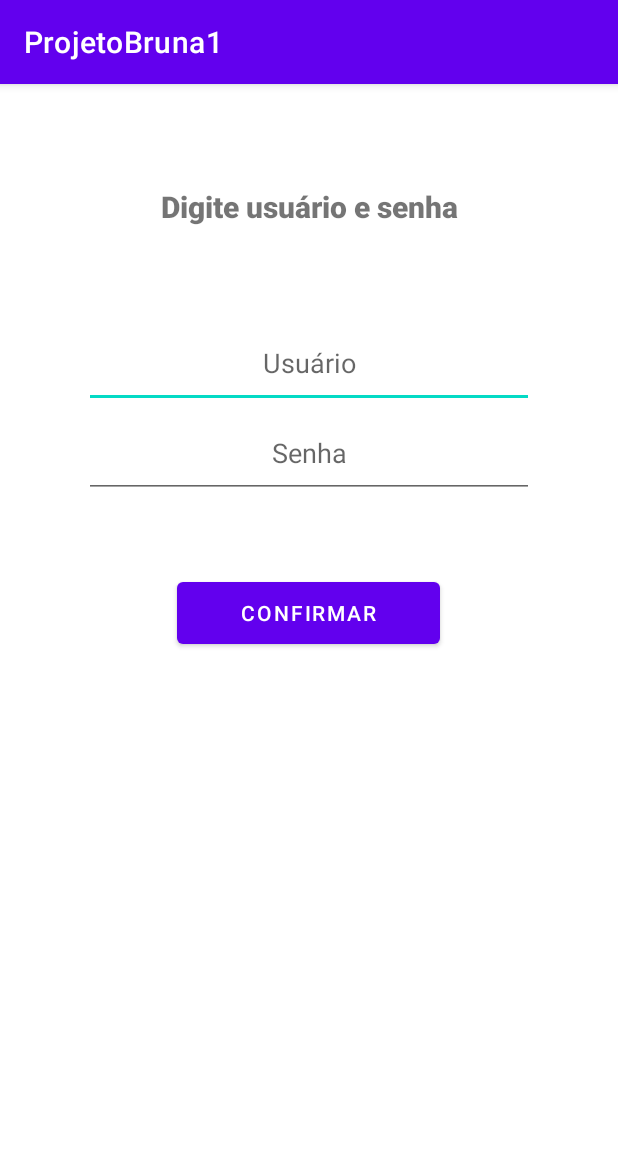
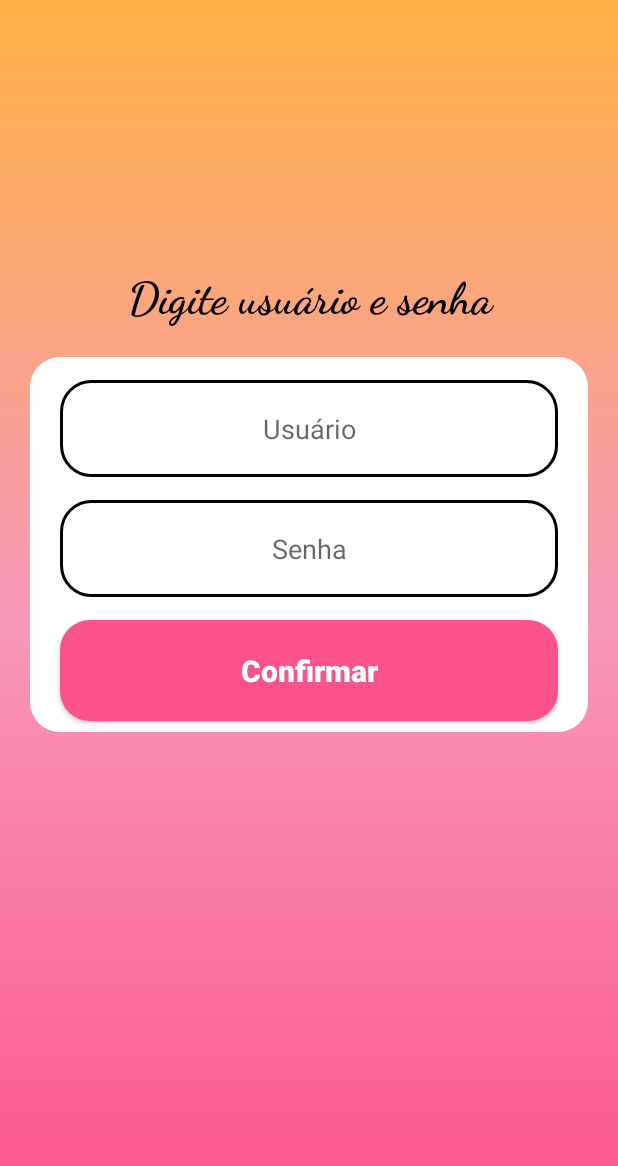
Before and after one commit to BrunaSteffens/ProjetoBruna1, an Android app: the ActivityLogin screen opened directly, with no data from a screen before it, on a phone screen of 412 x 824 dp. Shown: the top 1166 px of the screen. Run offline under Robolectric (Android 15) with nearby library versions, the phone set to English and light mode, and no system bars; our stand-ins replace data binding.

Commit message:
Projeto 1 Mobile, login funcional, layout pronto

```diff
--- a/app/src/main/AndroidManifest.xml
+++ b/app/src/main/AndroidManifest.xml
@@ -17,10 +17,10 @@
             android:name=".App"
             android:exported="false" />
         <activity
-            android:name=".model.model.ActivityLogin"
+            android:name=".ActivityLogin"
             android:exported="false" />
         <activity
-            android:name=".model.model.MainActivity"
+            android:name=".MainActivity"
             android:exported="true">
             <intent-filter>
                 <action android:name="android.intent.action.MAIN" />
--- /dev/null
+++ b/app/src/main/java/com/example/projetobruna1/ActivityLogin.java
@@ -0,0 +1,39 @@
+package com.example.projetobruna1;
+
+import android.content.Intent;
+import android.os.Bundle;
+import android.widget.EditText;
+import android.widget.Toast;
+import androidx.appcompat.app.AppCompatActivity;
+
+public class ActivityLogin extends AppCompatActivity {
+    private final String TAG = "ActivityLogin";
+
+
+    @Override
+    protected void onCreate(Bundle savedInstanceState){
+        super.onCreate(savedInstanceState);
+        setContentView(R.layout.activity_login);
+        getSupportActionBar().hide();
+        EditText user = findViewById(R.id.editTextUsuario);
+        EditText password = findViewById(R.id.editTextPassword);
+
+        User user3 = new User();
+        User.getUsers();
+
+        findViewById(R.id.buttonConfirmar).setOnClickListener(v -> {
+            String login = user.getText().toString();
+            String senha = password.getText().toString();
+            if(user3.autenticar(login, senha)){
+                Intent app = new Intent(getApplicationContext(), App.class);
+                startActivity(app);
+            }
+            if(!user3.autenticar(login, senha)){
+                Toast.makeText(getApplicationContext(), "Usuário ou senha incorretos", Toast.LENGTH_LONG).show();
+            }
+
+        });
+
+    }
+
+}
--- a/app/src/main/java/com/example/projetobruna1/App.java
+++ b/app/src/main/java/com/example/projetobruna1/App.java
@@ -10,5 +10,6 @@ public class App extends AppCompatActivity {
     protected void onCreate(Bundle savedInstanceState) {
         super.onCreate(savedInstanceState);
         setContentView(R.layout.activity_app);
+        getSupportActionBar().hide();
     }
 }
--- a/app/src/main/java/com/example/projetobruna1/model/model/User.java
+++ b/app/src/main/java/com/example/projetobruna1/User.java
@@ -1,4 +1,4 @@
-package com.example.projetobruna1.model.model;
+package com.example.projetobruna1;
 
 import androidx.appcompat.app.AppCompatActivity;
 
@@ -7,12 +7,10 @@ import java.util.List;
 
 public class User extends AppCompatActivity {
 
-    private static final String TAG = "UserActivity";
     private int id;
     private String name;
     private String userLogin;
     private String password;
-    private static boolean autenticado = false;
 
     private static List<User> usersList;
 
@@ -64,22 +62,6 @@ public class User extends AppCompatActivity {
             }
         }
         return false;
-    };
+    }
 
-
-    /*public void validarUsuario(String userLogin, String password) {
-        User.getUsers();
-        for (User user : usersList) {
-            if ((user.getUserLogin() == userLogin) && (user.getPassword() == password)) {
-                Log.d(TAG, "onCreate: Login validado");
-                Toast.makeText(this, "Usuário ou senha incorretos", Toast.LENGTH_LONG).show();
-
-                Intent intent = new Intent(getApplicationContext(), App.class);
-                startActivity(intent);
-            }
-        Toast.makeText(this, "Usuário ou senha incorretos", Toast.LENGTH_LONG).show();
-        };
-
-     */
-
-    }
+}
--- a/app/src/main/java/com/example/projetobruna1/model/model/ActivityLogin.java
+++ /dev/null
@@ -1,51 +0,0 @@
-package com.example.projetobruna1.model.model;
-
-import android.content.Intent;
-import android.os.Bundle;
-import android.util.Log;
-import android.view.View;
-import android.widget.Button;
-import android.widget.EditText;
-import android.widget.Toast;
-
-import androidx.appcompat.app.AppCompatActivity;
-import androidx.core.app.ComponentActivity;
-import androidx.databinding.DataBindingUtil;
-
-import com.example.projetobruna1.App;
-import com.example.projetobruna1.R;
-import com.example.projetobruna1.databinding.ActivityLoginBinding;
-
-public class ActivityLogin extends AppCompatActivity {
-    private final String TAG = "ActivityLogin";
-
-
-    @Override
-    protected void onCreate(Bundle savedInstanceState){
-        super.onCreate(savedInstanceState);
-        ActivityLoginBinding layout = DataBindingUtil.setContentView(this, R.layout.activity_login);
-        //isto de cima é o databinding da linha abaixo
-        //setContentView(R.layout.activity_login);
-        EditText user = (EditText) findViewById(R.id.editTextUsuario);
-        EditText password = (EditText) findViewById(R.id.editTextPassword);
-        User.getUsers();
-        Button confirmar = (Button) findViewById(R.id.botaoConfirmar);
-
-
-        confirmar.setOnClickListener(view -> {
-            String login = user.getText().toString();
-            String senha = password.getText().toString();
-            User user3 = new User();
-
-            if(user3.autenticar(login, senha)){
-                Intent app = new Intent(getApplicationContext(), App.class);
-                startActivity(app);
-            }
-            if(!user3.autenticar(login, senha)){
-                    Toast.makeText(this, "Login ou senha incorretos", Toast.LENGTH_LONG).show();
-            }
-
-        });
-    }
-
-}
--- /dev/null
+++ b/app/src/main/res/drawable/background.xml
@@ -0,0 +1,12 @@
+<?xml version="1.0" encoding="utf-8"?>
+<shape xmlns:android="http://schemas.android.com/apk/res/android">
+
+    <gradient
+
+        android:startColor="@color/pink"
+        android:centerColor="@color/light_pink"
+        android:endColor="@color/orange"
+        android:angle="90"
+        />
+
+</shape>
--- /dev/null
+++ b/app/src/main/res/drawable/button.xml
@@ -0,0 +1,7 @@
+<?xml version="1.0" encoding="utf-8"?>
+<shape xmlns:android="http://schemas.android.com/apk/res/android">
+
+    <solid android:color="@color/pink"/>
+    <corners android:radius="20dp"/>
+
+</shape>
--- /dev/null
+++ b/app/src/main/res/drawable/container_components.xml
@@ -0,0 +1,7 @@
+<?xml version="1.0" encoding="utf-8"?>
+<shape xmlns:android="http://schemas.android.com/apk/res/android">
+
+    <solid android:color="@color/white"/>
+    <corners android:radius="20dp"/>
+
+</shape>
--- /dev/null
+++ b/app/src/main/res/drawable/edit_text.xml
@@ -0,0 +1,8 @@
+<?xml version="1.0" encoding="utf-8"?>
+<shape xmlns:android="http://schemas.android.com/apk/res/android">
+
+    <solid android:color="@color/white"/>
+    <corners android:radius="20dp"/>
+    <stroke android:color="@color/black" android:width="2dp"/>
+
+</shape>
--- a/app/src/main/res/layout/activity_app.xml
+++ b/app/src/main/res/layout/activity_app.xml
@@ -4,6 +4,7 @@
     xmlns:tools="http://schemas.android.com/tools"
     android:layout_width="match_parent"
     android:layout_height="match_parent"
+    android:background="@drawable/background"
     tools:context=".App">
 
     <TextView
@@ -12,7 +13,10 @@
         android:layout_height="wrap_content"
         android:text="@string/boasVindas"
         android:textAlignment="center"
-        android:textSize="48sp"
+        android:textSize="60sp"
+        android:textColor="@color/white"
+        android:fontFamily="cursive"
+        android:textStyle="bold"
         app:layout_constraintBottom_toBottomOf="parent"
         app:layout_constraintEnd_toEndOf="parent"
         app:layout_constraintStart_toStartOf="parent"
--- a/app/src/main/res/layout/activity_login.xml
+++ b/app/src/main/res/layout/activity_login.xml
@@ -2,33 +2,37 @@
 
 <layout>
     <data>
-        <variable name = "user" type="com.example.projetobruna1.model.model.User" />
+        <variable name = "user" type="com.example.projetobruna1.User" />
     </data>
 <androidx.constraintlayout.widget.ConstraintLayout
     xmlns:android="http://schemas.android.com/apk/res/android"
     xmlns:app="http://schemas.android.com/apk/res-auto"
     xmlns:tools="http://schemas.android.com/tools"
     android:layout_width="match_parent"
-    android:layout_height="match_parent">
+    android:layout_height="match_parent"
+    android:background="@drawable/background">
+
+    <View
+        android:id="@+id/containerComponents"
+        style="@style/ContainerComponents"
+        app:layout_constraintStart_toStartOf="parent"
+        app:layout_constraintEnd_toEndOf="parent"
+        app:layout_constraintTop_toBottomOf="@id/textView3"/>
 
     <EditText
         android:id="@+id/editTextUsuario"
-        android:layout_width="300dp"
-        android:layout_height="60dp"
-        android:layout_marginTop="50dp"
-        android:ems="10"
+        style="@style/Edit_Text"
         android:hint="Usuário"
         android:inputType="textEmailAddress"
         android:textAlignment="center"
-        app:layout_constraintEnd_toEndOf="parent"
-        app:layout_constraintStart_toStartOf="parent"
-        app:layout_constraintTop_toBottomOf="@+id/textView3"
+        app:layout_constraintEnd_toEndOf="@id/containerComponents"
+        app:layout_constraintStart_toStartOf="@id/containerComponents"
+        app:layout_constraintTop_toTopOf="@+id/containerComponents"
         tools:ignore="MissingConstraints" />
 
     <EditText
         android:id="@+id/editTextPassword"
-        android:layout_width="300dp"
-        android:layout_height="60dp"
+        style="@style/Edit_Text"
         android:ems="10"
         android:hint="Senha"
         android:inputType="textPassword"
@@ -42,25 +46,27 @@
         android:id="@+id/textView3"
         android:layout_width="262dp"
         android:layout_height="38dp"
-        android:layout_marginTop="68dp"
-        android:fontFamily="sans-serif-black"
+        android:layout_marginTop="180dp"
+        android:fontFamily="cursive"
         android:text="@string/tela_login"
+        android:textStyle="bold"
         android:textAlignment="center"
-        android:textSize="20sp"
+        android:textSize="30sp"
+        android:textColor="@color/black"
         app:layout_constraintEnd_toEndOf="parent"
         app:layout_constraintStart_toStartOf="parent"
         app:layout_constraintTop_toTopOf="parent" />
 
-    <Button
-        android:id="@+id/botaoConfirmar"
-        android:layout_width="175dp"
-        android:layout_height="53dp"
-        android:layout_marginTop="50dp"
+    <androidx.appcompat.widget.AppCompatButton
+        android:id="@+id/buttonConfirmar"
+        style="@style/Button"
         android:text="@string/confirmar"
-        android:textColorLink="@color/white"
         app:layout_constraintEnd_toEndOf="parent"
-        app:layout_constraintHorizontal_bias="0.498"
         app:layout_constraintStart_toStartOf="parent"
         app:layout_constraintTop_toBottomOf="@+id/editTextPassword" />
+
+
+
+
 </androidx.constraintlayout.widget.ConstraintLayout>
 </layout>
--- a/app/src/main/res/values/colors.xml
+++ b/app/src/main/res/values/colors.xml
@@ -9,5 +9,5 @@
     <color name="white">#FFFFFFFF</color>
     <color name="orange">#FFB344</color>
     <color name="pink">#FB528B</color>
-    <color name="pink_light">#F899B9</color>
+    <color name="light_pink">#F899B9</color>
 </resources>
--- /dev/null
+++ b/app/src/main/res/values/styles.xml
@@ -0,0 +1,36 @@
+<?xml version="1.0" encoding="utf-8"?>
+<resources>
+
+    <style name="ContainerComponents">
+        <item name="android:layout_width">match_parent</item>
+        <item name="android:layout_height">250dp</item>
+        <item name="android:background">@drawable/container_components</item>
+        <item name="android:layout_margin">20dp</item>
+    </style>
+
+    <style name="Edit_Text">
+        <item name="android:layout_width">match_parent</item>
+        <item name="android:layout_height">wrap_content</item>
+        <item name="android:background">@drawable/edit_text</item>
+        <item name="android:padding">20dp</item>
+        <item name="android:layout_marginLeft">40dp</item>
+        <item name="android:layout_marginRight">40dp</item>
+        <item name="android:layout_marginTop">15dp</item>
+    </style>
+
+    <style name="Button">
+        <item name="android:layout_width">match_parent</item>
+        <item name="android:layout_height">wrap_content</item>
+        <item name="android:layout_marginLeft">40dp</item>
+        <item name="android:layout_marginRight">40dp</item>
+        <item name="android:layout_marginTop">15dp</item>
+        <item name="android:padding">20dp</item>
+        <item name="android:textColor">@color/white</item>
+        <item name="android:textSize">20dp</item>
+        <item name="android:textStyle">bold</item>
+        <item name="textAllCaps">false</item>
+        <item name="android:background">@drawable/button</item>
+
+    </style>
+
+</resources>
```
Also changed, not shown: app/src/main/java/adapter/UsersAdapter.java (deleted, +0 -52 lines), app/src/main/java/com/example/projetobruna1/MainActivity.java (renamed from app/src/main/java/com/example/projetobruna1/model/model/MainActivity.java, +5 -3 lines), app/src/main/res/layout/activity_main.xml (+11 -9 lines), app/src/main/res/layout/layout_user_vh.xml (deleted, +0 -24 lines).
